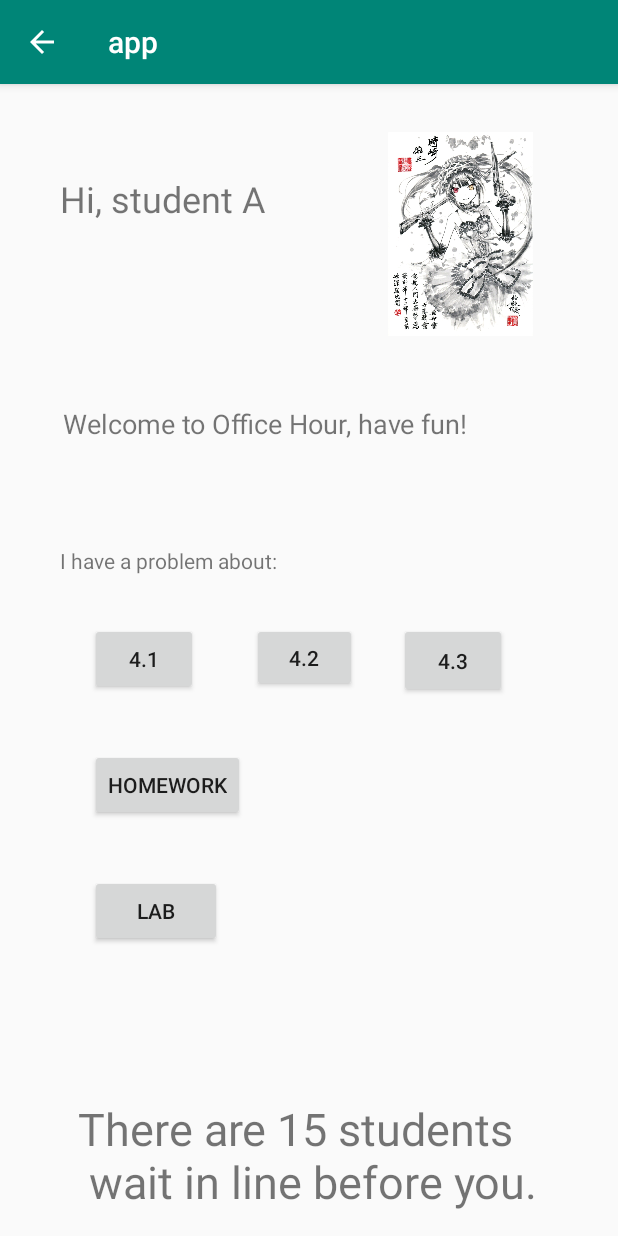
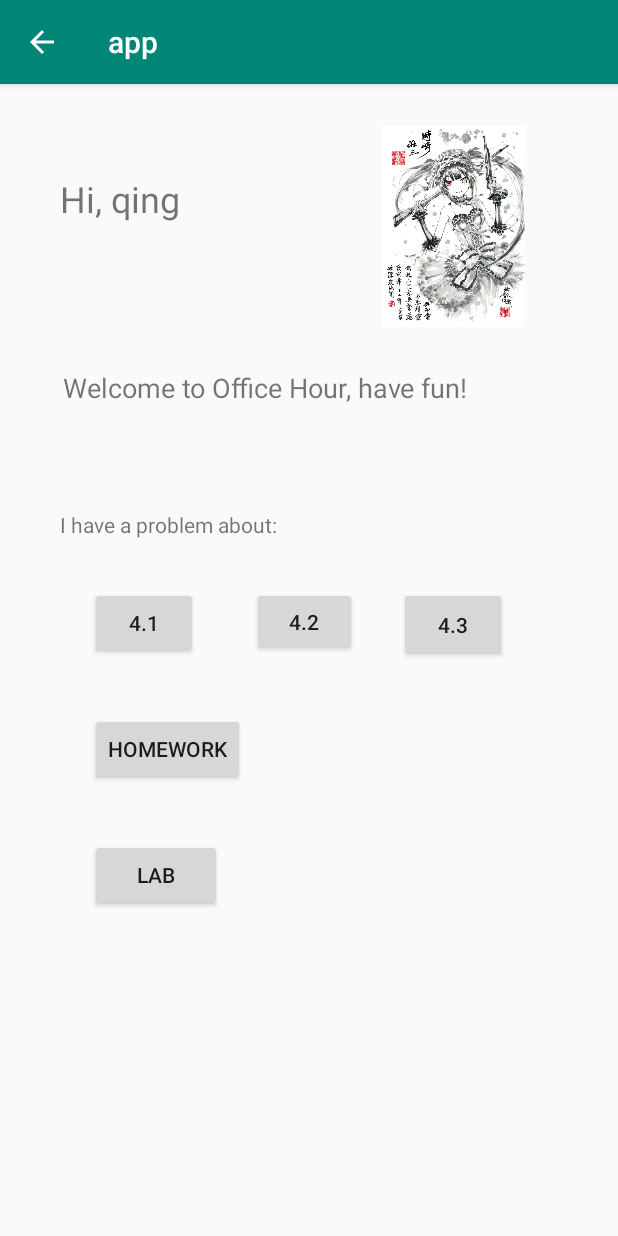
Before and after one commit to Kingcela/app, an Android app: the student_page screen opened directly, with no data from a screen before it, on a phone screen of 412 x 824 dp. Run offline under Robolectric (Android 15) with nearby library versions, the phone set to English and light mode, and no system bars.

Commit message:
Final version of program.

```diff
--- a/app/src/main/java/com/example/app/ta_page.java
+++ b/app/src/main/java/com/example/app/taPages.java
@@ -4,11 +4,11 @@ import androidx.appcompat.app.AppCompatActivity;
 
 import android.os.Bundle;
 
-public class ta_page extends AppCompatActivity {
+public class taPages extends AppCompatActivity {
 
     @Override
     protected void onCreate(Bundle savedInstanceState) {
         super.onCreate(savedInstanceState);
-        setContentView(R.layout.activity_ta_page);
+        setContentView(R.layout.activity_ta_pages);
     }
 }
--- a/app/src/main/res/layout/activity_student_page.xml
+++ b/app/src/main/res/layout/activity_student_page.xml
@@ -16,7 +16,7 @@
             android:layout_marginStart="40dp"
             android:layout_marginLeft="40dp"
             android:layout_marginTop="60dp"
-            android:text="Hi, student A"
+            android:text="Hi, qing"
             android:textSize="24sp"
             app:layout_constraintStart_toStartOf="parent"
             app:layout_constraintTop_toTopOf="parent" />
@@ -25,7 +25,7 @@
             android:id="@+id/textView9"
             android:layout_width="330dp"
             android:layout_height="58dp"
-            android:layout_marginTop="100dp"
+            android:layout_marginTop="76dp"
             android:layout_marginEnd="40dp"
             android:layout_marginRight="40dp"
             android:text="Welcome to Office Hour, have fun!"
@@ -94,25 +94,13 @@
             app:layout_constraintStart_toStartOf="@+id/button6"
             app:layout_constraintTop_toBottomOf="@+id/button6" />
 
-        <TextView
-            android:id="@+id/textView11"
-            android:layout_width="wrap_content"
-            android:layout_height="wrap_content"
-            android:layout_marginStart="52dp"
-            android:layout_marginLeft="52dp"
-            android:layout_marginBottom="16dp"
-            android:text="There are 15 students\n wait in line before you."
-            android:textSize="30sp"
-            app:layout_constraintBottom_toBottomOf="parent"
-            app:layout_constraintStart_toStartOf="parent" />
-
         <ImageView
             android:id="@+id/imageView4"
-            android:layout_width="106dp"
-            android:layout_height="136dp"
-            android:layout_marginTop="32dp"
-            android:layout_marginEnd="52dp"
-            android:layout_marginRight="52dp"
+            android:layout_width="99dp"
+            android:layout_height="134dp"
+            android:layout_marginTop="28dp"
+            android:layout_marginEnd="60dp"
+            android:layout_marginRight="60dp"
             app:layout_constraintEnd_toEndOf="parent"
             app:layout_constraintTop_toTopOf="parent"
             app:srcCompat="@drawable/image" />
```
Also changed, not shown: app/src/main/AndroidManifest.xml (+18 -0 lines), app/src/main/java/com/example/app/MainActivity.java (+12 -2 lines), app/src/main/java/com/example/app/taLogins.java (renamed from app/src/main/java/com/example/app/DisplayMessageActivity.java, +8 -14 lines), app/src/main/java/com/example/app/ta_login.java (deleted, +0 -20 lines), app/src/main/res/layout/activity_main.xml (+4 -14 lines), app/src/main/res/layout/activity_register.xml (+16 -4 lines), app/src/main/res/layout/activity_ta_logins.xml (renamed from app/src/main/res/layout/activity_ta_login.xml, +6 -6 lines), app/src/main/res/layout/activity_ta_pages.xml (renamed from app/src/main/res/layout/activity_ta_page.xml, +18 -17 lines), 1 other file.
